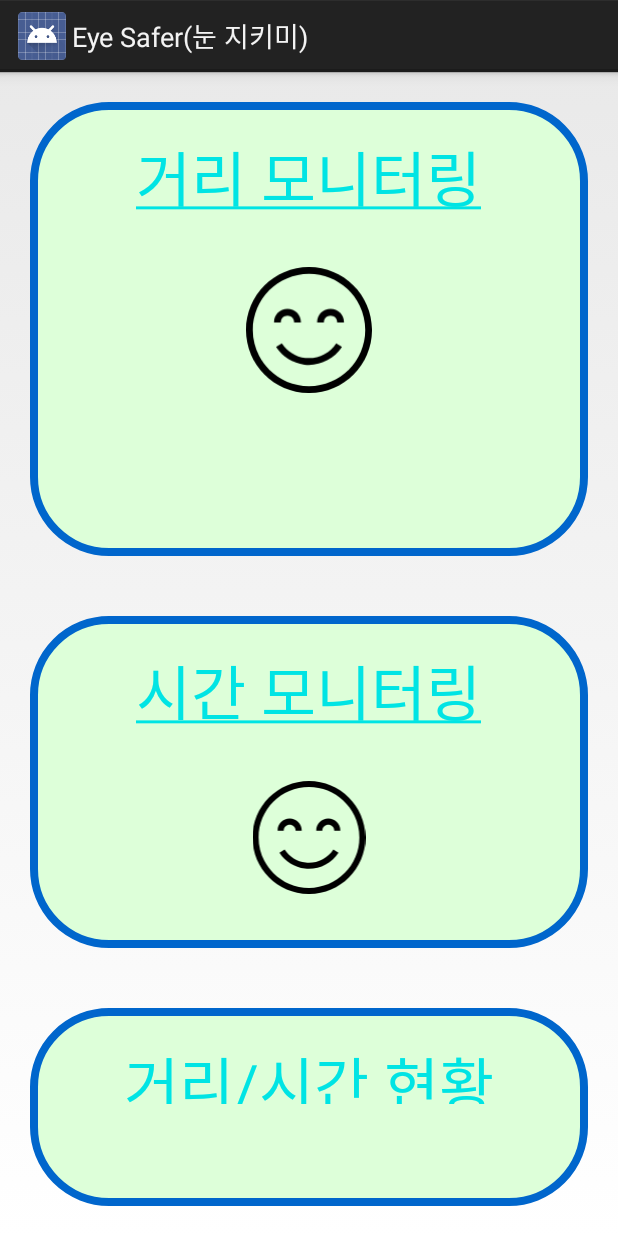
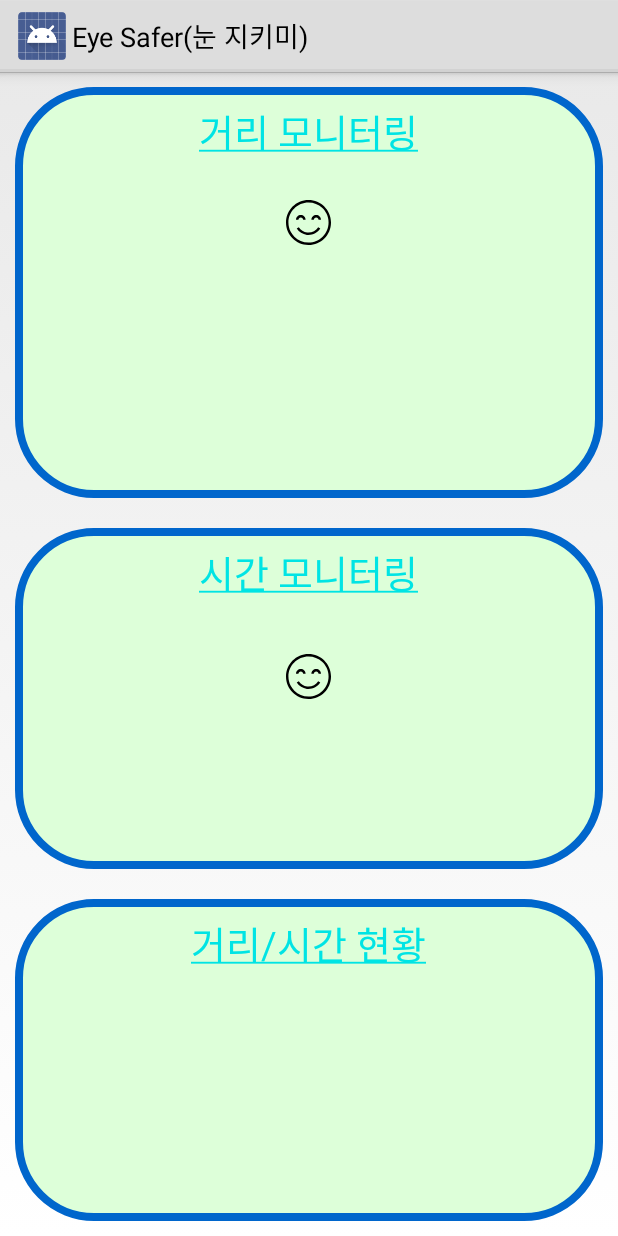
Before and after one commit to JaySeek/Software-Project, an Android app: the layout activity_main.xml on its own in the app's theme, with its tools: preview values and no code run, on a phone screen of 412 x 824 dp. Run offline under Robolectric (Android 15) with nearby library versions, the phone set to English and light mode, and no system bars; Roboto replaces fonts that are not available here.

Commit message:
Min SDK Version 15 -> 21 디바이스 변경에 따른 UI 변경 블루투스 자동 연결을 위한 MAC Address 변경

```diff
--- a/app/build.gradle
+++ b/app/build.gradle
@@ -5,7 +5,7 @@ android {
     buildToolsVersion "25.0.2"
     defaultConfig {
         applicationId "com.example.wjdtl.eyesafer"
-        minSdkVersion 15
+        minSdkVersion 21
         targetSdkVersion 25
         versionCode 1
         versionName "1.0"
--- a/app/src/main/java/com/example/wjdtl/eyesafer/DeviceActivity.java
+++ b/app/src/main/java/com/example/wjdtl/eyesafer/DeviceActivity.java
@@ -12,7 +12,7 @@ public class DeviceActivity extends Activity {
     protected void onCreate(Bundle savedInstanceState) {
         super.onCreate(savedInstanceState);
 
-        String address = "98:D3:36:80:F2:5F";
+        String address = "34:FC:EF:10:DD:80";
 
         // Intent 객체에 MAC 주소 추가
         Intent intent = new Intent();
--- a/app/src/main/java/com/example/wjdtl/eyesafer/MainActivity.java
+++ b/app/src/main/java/com/example/wjdtl/eyesafer/MainActivity.java
@@ -76,7 +76,6 @@ public class MainActivity extends Activity {
     TextView nowDistTxt, nowDistInfoTxt, nowTimeTxt, distViolationTxt, timeViolationTxt;
     TextView toastTxt;
 
-    //Toast toastAlert, toastTime;
     Toast toastAlert;
 
     ImageView distImage, timeImage, alertImage;
--- a/app/src/main/res/drawable/ic_grade_angry.xml
+++ b/app/src/main/res/drawable/ic_grade_angry.xml
@@ -1,5 +1,5 @@
-<vector android:height="100dp" android:viewportHeight="295.996"
-    android:viewportWidth="295.996" android:width="100dp" xmlns:android="http://schemas.android.com/apk/res/android">
+<vector android:height="30dp" android:viewportHeight="295.996"
+    android:viewportWidth="295.996" android:width="30dp" xmlns:android="http://schemas.android.com/apk/res/android">
     <path android:fillColor="#FF000000" android:pathData="M148,0C66.39,0 0,66.39 0,148c0,81.61 66.39,148 148,148c81.61,0 148,-66.39 148,-148C296,66.39 229.6,0 148,0zM148,280c-36.26,0 -69.14,-14.7 -93.02,-38.44c-9.54,-9.48 -17.63,-20.41 -23.93,-32.42C21.44,190.85 16,170.05 16,148C16,75.21 75.21,16 148,16c34.52,0 65.99,13.33 89.53,35.1c12.21,11.29 22.29,24.84 29.56,40c8.27,17.24 12.91,36.54 12.91,56.9C280,220.78 220.78,280 148,280z"/>
     <path android:fillColor="#FF000000" android:pathData="M98.67,115m-16,0a16,16 0,1 1,32 0a16,16 0,1 1,-32 0"/>
     <path android:fillColor="#FF000000" android:pathData="M197.67,115m-16,0a16,16 0,1 1,32 0a16,16 0,1 1,-32 0"/>
--- a/app/src/main/res/drawable/ic_grade_smile.xml
+++ b/app/src/main/res/drawable/ic_grade_smile.xml
@@ -1,5 +1,5 @@
-<vector android:height="100dp" android:viewportHeight="295.996"
-    android:viewportWidth="295.996" android:width="100dp" xmlns:android="http://schemas.android.com/apk/res/android">
+<vector android:height="30dp" android:viewportHeight="295.996"
+    android:viewportWidth="295.996" android:width="30dp" xmlns:android="http://schemas.android.com/apk/res/android">
     <path android:fillColor="#FF000000" android:pathData="M148,0C66.39,0 0,66.39 0,148c0,81.61 66.39,148 148,148c81.61,0 148,-66.39 148,-148C296,66.39 229.6,0 148,0zM148,280c-36.26,0 -69.14,-14.7 -93.02,-38.44c-9.54,-9.48 -17.63,-20.41 -23.93,-32.42C21.44,190.85 16,170.05 16,148C16,75.21 75.21,16 148,16c34.52,0 65.99,13.33 89.53,35.1c12.21,11.29 22.29,24.84 29.56,40c8.27,17.24 12.91,36.54 12.91,56.9C280,220.78 220.78,280 148,280z"/>
     <path android:fillColor="#FF000000" android:pathData="M97.41,114.4c8.6,0 15.6,6.6 15.6,15.6h16c0,-18 -14.17,-31.6 -31.6,-31.6c-17.42,0 -31.6,13.6 -31.6,31.6h16C81.81,121 88.81,114.4 97.41,114.4z"/>
     <path android:fillColor="#FF000000" android:pathData="M198.58,114.4c8.6,0 15.6,6.6 15.6,15.6h16c0,-18 -14.17,-31.6 -31.6,-31.6c-17.42,0 -31.6,13.6 -31.6,31.6h16C182.99,121 189.98,114.4 198.58,114.4z"/>
--- a/app/src/main/res/layout/activity_main.xml
+++ b/app/src/main/res/layout/activity_main.xml
@@ -9,8 +9,8 @@
         android:layout_width="match_parent"
         android:layout_height="wrap_content"
         android:layout_weight="1"
-        android:layout_margin="20dp"
-        android:padding="20dp"
+        android:layout_margin="10dp"
+        android:padding="10dp"
         android:background="@drawable/layout_round"
         android:orientation="vertical">
 
@@ -21,13 +21,13 @@
             android:textColor="@color/colorMonitorText"
             android:layout_gravity="center"
             android:text="@string/main_distmonitor"
-            android:textSize="40dp"/>
+            android:textSize="25dp"/>
 
         <ImageView
             android:id="@+id/distImageView"
             android:layout_width="wrap_content"
             android:layout_height="wrap_content"
-            android:layout_marginTop="30dp"
+            android:layout_marginTop="10dp"
             android:layout_gravity="center"
             android:layout_weight="1"
             android:src="@drawable/ic_grade_smile" />
@@ -37,20 +37,20 @@
             android:layout_width="wrap_content"
             android:layout_height="wrap_content"
             android:layout_gravity="center"
-            android:layout_marginTop="20dp"
+            android:layout_marginTop="10dp"
             android:gravity="center"
             android:layout_weight="1"
-            android:textSize="30dp" />
+            android:textSize="20dp" />
 
         <TextView
             android:id="@+id/nowDistInfoTxt"
             android:layout_width="wrap_content"
             android:layout_height="wrap_content"
             android:layout_gravity="center"
-            android:layout_marginTop="20dp"
+            android:layout_marginTop="10dp"
             android:gravity="center"
             android:layout_weight="1"
-            android:textSize="30dp" />
+            android:textSize="20dp" />
 
     </LinearLayout>
 
@@ -58,8 +58,8 @@
         android:layout_width="match_parent"
         android:layout_height="wrap_content"
         android:layout_weight="1"
-        android:padding="20dp"
-        android:layout_margin="20dp"
+        android:padding="10dp"
+        android:layout_margin="10dp"
         android:background="@drawable/layout_round"
         android:orientation="vertical">
 
@@ -70,13 +70,13 @@
             android:layout_gravity="center"
             android:textColor="@color/colorMonitorText"
             android:text="@string/main_timemonitor"
-            android:textSize="40dp"/>
+            android:textSize="25dp"/>
 
         <ImageView
             android:id="@+id/timeImageView"
             android:layout_width="wrap_content"
             android:layout_height="wrap_content"
-            android:layout_marginTop="30dp"
+            android:layout_marginTop="10dp"
             android:layout_gravity="center"
             android:layout_weight="1"
             android:src="@drawable/ic_grade_smile" />
@@ -88,7 +88,7 @@
             android:layout_gravity="center"
             android:layout_weight="1"
             android:gravity="center"
-            android:textSize="30dp" />
+            android:textSize="20dp" />
 
     </LinearLayout>
 
@@ -96,8 +96,8 @@
         android:layout_width="match_parent"
         android:layout_height="wrap_content"
         android:layout_weight="1"
-        android:padding="20dp"
-        android:layout_margin="20dp"
+        android:padding="10dp"
+        android:layout_margin="10dp"
         android:background="@drawable/layout_round"
         android:orientation="vertical">
 
@@ -109,7 +109,7 @@
             android:layout_weight="1"
             android:textColor="@color/colorMonitorText"
             android:text="@string/main_status"
-            android:textSize="40dp"/>
+            android:textSize="25dp"/>
 
         <TextView
             android:id="@+id/distViolationTxt"
@@ -117,7 +117,7 @@
             android:layout_height="wrap_content"
             android:layout_gravity="center"
             android:layout_weight="1"
-            android:textSize="30dp" />
+            android:textSize="20dp" />
 
         <TextView
             android:id="@+id/timeViolationTxt"
@@ -125,7 +125,7 @@
             android:layout_height="wrap_content"
             android:layout_gravity="center"
             android:layout_weight="1"
-            android:textSize="30dp" />
+            android:textSize="20dp" />
     </LinearLayout>
 
 </LinearLayout>
--- a/app/src/main/res/values/styles.xml
+++ b/app/src/main/res/values/styles.xml
@@ -1,7 +1,7 @@
 <resources>
 
     <!-- Base application theme. -->
-    <style name="AppTheme" parent="android:Theme.Holo.Light.DarkActionBar">
+    <style name="AppTheme" parent="android:Theme.Holo.Light">
         <!-- Customize your theme here. -->
     </style>
     <style name="EmptyActivity" parent="android:Theme.Dialog">
```
